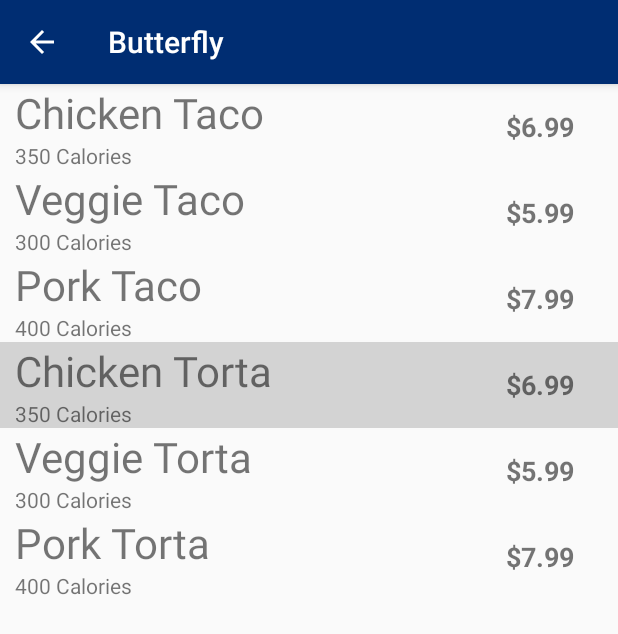
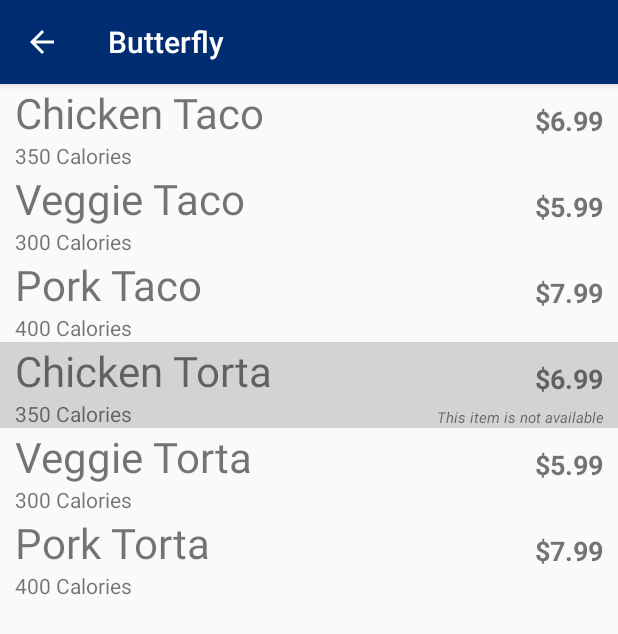
Before and after one commit to jack-van-holland/mylevering, an Android app: the ButterflyOrder screen opened directly, with no data from a screen before it, on a phone screen of 412 x 824 dp. Shown: the top 634 px of the screen. Run offline under Robolectric (Android 15) with nearby library versions, the phone set to English and light mode, and no system bars.

Commit message:
Added checks for dietary restrictions. A warning text is now displayed when dietary restrictions are not met. Warning text is also displayed when item is unavailable.

```diff
--- a/app/src/main/java/com/example/mylevering/ButterflyMenuOption.java
+++ b/app/src/main/java/com/example/mylevering/ButterflyMenuOption.java
@@ -72,7 +72,7 @@ public class ButterflyMenuOption extends MenuOption implements Serializable {
     }*/
 
     public boolean isKosher() {
-        return !restrictions.contains("Pork") || !(restrictions.contains("Chicken") && restrictions.contains("Dairy"));
+        return !restrictions.contains("Pork") && !(restrictions.contains("Chicken") && restrictions.contains("Dairy"));
     }
 
     public boolean isDairyFree() {
--- a/app/src/main/res/layout/butterfly_menu_item.xml
+++ b/app/src/main/res/layout/butterfly_menu_item.xml
@@ -1,5 +1,6 @@
 <?xml version="1.0" encoding="utf-8"?>
 <LinearLayout xmlns:android="http://schemas.android.com/apk/res/android"
+    xmlns:tools="http://schemas.android.com/tools"
     android:id="@+id/menu_item"
     android:layout_width="match_parent"
     android:layout_height="wrap_content"
@@ -8,7 +9,7 @@
     <LinearLayout
         android:layout_width="0sp"
         android:layout_height="wrap_content"
-        android:layout_weight="75"
+        android:layout_weight="65"
         android:orientation="vertical">
 
         <TextView
@@ -29,15 +30,32 @@
             android:text="@string/menu_option_calories" />
     </LinearLayout>
 
-    <TextView
-        android:id="@+id/menu_item_price"
+    <LinearLayout
         android:layout_width="0sp"
         android:layout_height="match_parent"
-        android:layout_weight="25"
-        android:gravity="center"
-        android:paddingRight="10sp"
-        android:paddingLeft="10sp"
-        android:text="@string/menu_option_price"
-        android:textSize="18sp"
-        android:textStyle="bold" />
+        android:layout_weight="35"
+        android:orientation="vertical">
+
+        <TextView
+            android:id="@+id/menu_item_price"
+            android:layout_width="match_parent"
+            android:layout_height="wrap_content"
+            android:gravity="center|right"
+            android:paddingLeft="10sp"
+            android:paddingTop="12sp"
+            android:paddingRight="10sp"
+            android:text="@string/menu_option_price"
+            android:textSize="18sp"
+            android:textStyle="bold" />
+
+        <TextView
+            android:id="@+id/warning_text"
+            android:layout_width="match_parent"
+            android:layout_height="match_parent"
+            android:gravity="bottom|right"
+            android:paddingRight="10sp"
+            android:textSize="10sp"
+            android:textStyle="italic"
+            tools:text="@string/out_of_stock" />
+    </LinearLayout>
 </LinearLayout>
--- a/app/src/main/res/values/strings.xml
+++ b/app/src/main/res/values/strings.xml
@@ -77,4 +77,13 @@
     <string name="logout">Log Out</string>
     <string name="settings_notification_title">Notification Preferences</string>
     <string name="notification_preferences">notification preferences</string>
+    <string name="out_of_stock">This item is not available</string>
+    <string name="warning_shellfish">This item contains shellfish</string>
+    <string name="warning_vegan">This item is not vegan</string>
+    <string name="warning_vegetarian">This item is not vegetarian</string>
+    <string name="warning_kosher">This item is not Kosher</string>
+    <string name="warning_halal">This item is not Halal</string>
+    <string name="warning_dairy">This item contains dairy</string>
+    <string name="warning_gluten">This item contains gluten</string>
+    <string name="warning_nut">This item contains nuts</string>
 </resources>
```
Also changed, not shown: app/src/main/java/com/example/mylevering/ButterflyMenuListAdapter.java (+29 -2 lines).
